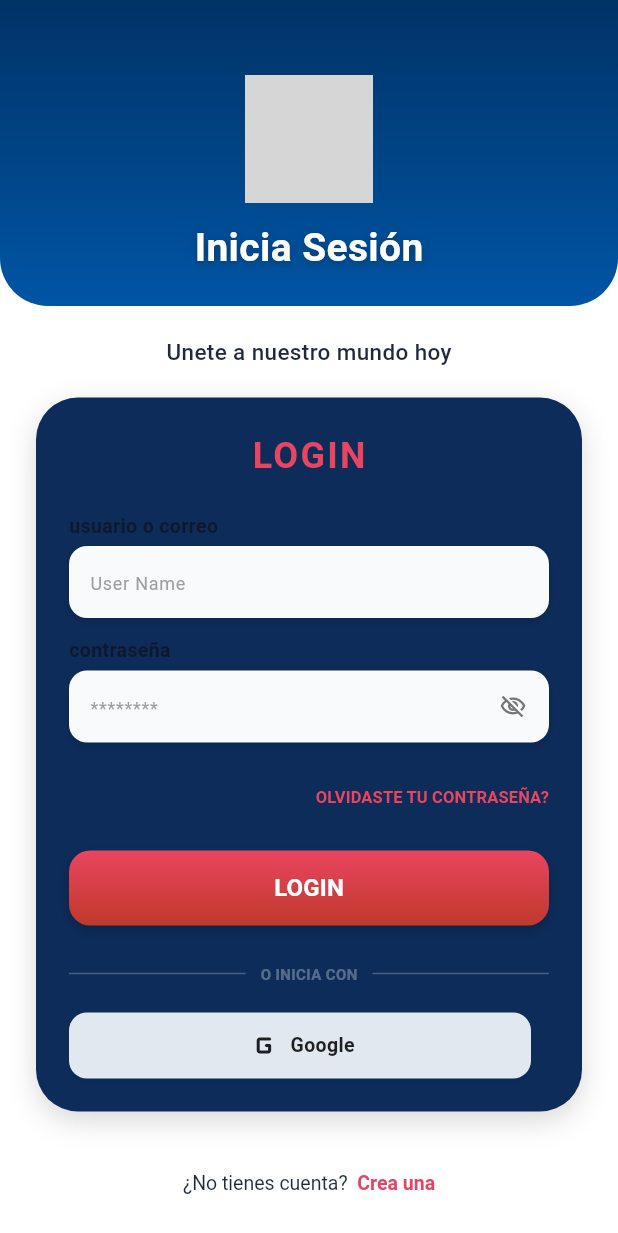
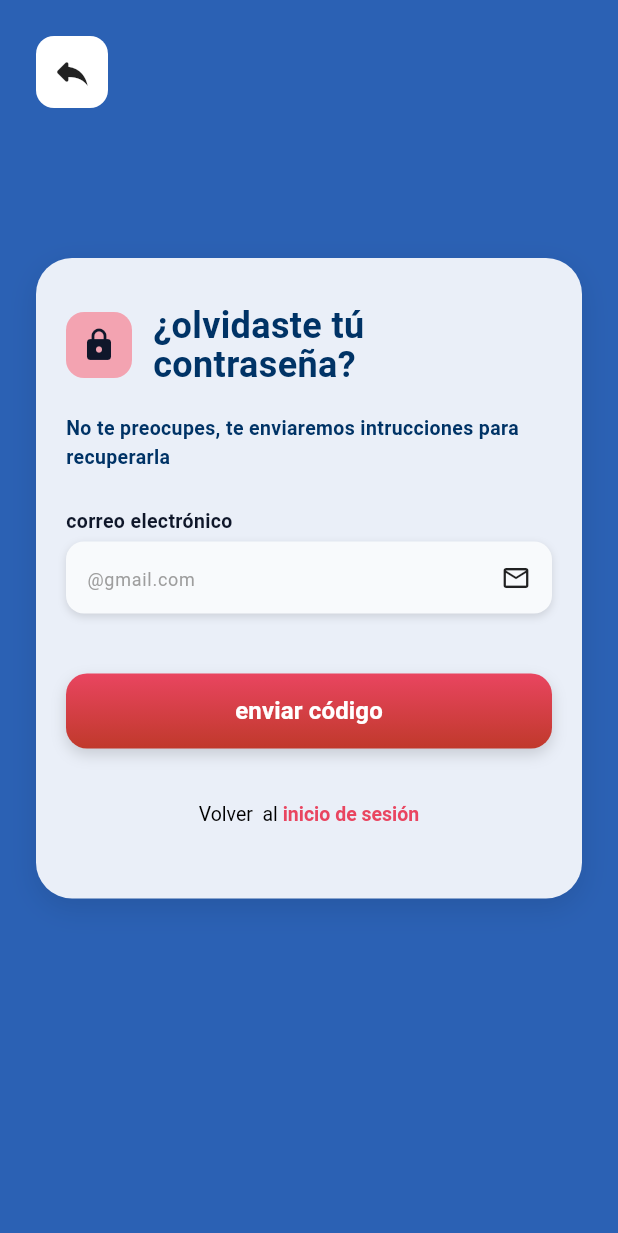
Before and after one commit to JAHACARI/ALCRIS, a Flutter app: the LoginScreen screen opened directly, after a tap on "OLVIDASTE TU CONTRASEÑA?", on a phone screen of 412 x 824 dp. Shown: the top 1233 px of the screen. Run offline on Flutter 3.47's test engine with Material 3 defaults, Android fonts, the light colour scheme and no system bars; grey boxes are pictures that could not be loaded.

Commit message:
pantallas de recuperacion

```diff
--- a/frontend/alcris/lib/screen/login.dart
+++ b/frontend/alcris/lib/screen/login.dart
@@ -1,3 +1,4 @@
+import 'package:alcris/screen/recuperarcontrase%C3%B1a.dart';
 import 'package:flutter/material.dart';
 import 'package:alcris/screen/servicio.dart';
 import 'package:alcris/screen/registro.dart';
@@ -21,19 +22,27 @@ class _LoginScreenState extends State<LoginScreen> {
   @override
   Widget build(BuildContext context) {
     final List<Map<String, dynamic>> camposLogin = [
-      {'label': 'usuario o correo', 'hint': 'User Name',
-      'labelcolor': Colors.white},
       {
-
+        'label': 'usuario o correo',
+        'hint': 'User Name',
+        'labelcolor': Colors.white,
+      },
+      {
         'label': 'contraseña',
         'hint': '********',
         'labelcolor': Colors.white,
         'obscure': _ocultarContrasena,
         'suffix': IconButton(
-          icon: Icon(_ocultarContrasena ? Icons.visibility_off_outlined : Icons.visibility_outlined, size: 18, color: Colors.grey.shade600),
-          onPressed: () => setState(() => _ocultarContrasena = !_ocultarContrasena),
+          icon: Icon(
+            _ocultarContrasena
+                ? Icons.visibility_off_outlined
+                : Icons.visibility_outlined,
+            size: 18,
+            color: Colors.grey.shade600,
+          ),
+          onPressed: () =>
+              setState(() => _ocultarContrasena = !_ocultarContrasena),
         ),
-
       },
     ];
 
@@ -47,31 +56,73 @@ class _LoginScreenState extends State<LoginScreen> {
               padding: const EdgeInsets.symmetric(horizontal: 24, vertical: 20),
               child: Column(
                 children: [
-                  const Text('Unete a nuestro mundo hoy', style: TextStyle(fontSize: 15, fontWeight: FontWeight.w500, color: Color(0xFF1E293B))),
+                  const Text(
+                    'Unete a nuestro mundo hoy',
+                    style: TextStyle(
+                      fontSize: 15,
+                      fontWeight: FontWeight.w500,
+                      color: Color(0xFF1E293B),
+                    ),
+                  ),
                   const SizedBox(height: 20),
 
                   LoginCard(
                     children: [
                       const Center(
-                        child: Text('LOGIN', style: TextStyle(color: Color(0xFFE94560), fontSize: 24, fontWeight: FontWeight.bold, letterSpacing: 1.5)),
+                        child: Text(
+                          'LOGIN',
+                          style: TextStyle(
+                            color: Color(0xFFE94560),
+                            fontSize: 24,
+                            fontWeight: FontWeight.bold,
+                            letterSpacing: 1.5,
+                          ),
+                        ),
                       ),
                       const SizedBox(height: 20),
                       ...camposLogin.map((c) => CampoTexto(config: c)),
                       TextButton(
-                        onPressed: () {},
+                        onPressed: () {
+                          Navigator.push(
+                            context,
+                            MaterialPageRoute(
+                              builder: (context) => const RecuperarScreen(),
+                            ),
+                          );
+                        },
                         style: TextButton.styleFrom(padding: EdgeInsets.zero),
-                        child: const Text('OLVIDASTE TU CONTRASEÑA?', style: TextStyle(color: Color(0xFFE94560), fontSize: 11, fontWeight: FontWeight.bold)),
+                        child: const Text(
+                          'OLVIDASTE TU CONTRASEÑA?',
+                          style: TextStyle(
+                            color: Color(0xFFE94560),
+                            fontSize: 11,
+                            fontWeight: FontWeight.bold,
+                          ),
+                        ),
                       ),
                       const SizedBox(height: 12),
                       LoginBoton(
-                        onPressed: () => Navigator.pushAndRemoveUntil(context, MaterialPageRoute(builder: (context) => const PantallaServicios()), (route) => false),
+                        onPressed: () => Navigator.pushAndRemoveUntil(
+                          context,
+                          MaterialPageRoute(
+                            builder: (context) => const PantallaServicios(),
+                          ),
+                          (route) => false,
+                        ),
                       ),
                       const SizedBox(height: 24),
                       const LoginSeparador(),
                       const SizedBox(height: 18),
                       Row(
                         children: [
-                          Expanded(child: BotonSocial(icon: Icons.g_mobiledata_rounded, label: 'Google', iconColor: Colors.black87, onTap: () {})),
+                          Expanded(
+                            child: BotonSocial(
+                              icon: Icons.g_mobiledata_rounded,
+                              label: 'Google',
+                              iconColor: Colors.black87,
+                              onTap: () {},
+                            ),
+                          ),
                           const SizedBox(width: 12),
                         ],
                       ),
@@ -79,14 +130,28 @@ class _LoginScreenState extends State<LoginScreen> {
                   ),
                   const SizedBox(height: 24),
                   TextButton(
-                    onPressed: () => Navigator.push(context, MaterialPageRoute(builder: (context) => const RegistroScreen())),
+                    onPressed: () => Navigator.push(
+                      context,
+                      MaterialPageRoute(
+                        builder: (context) => const RegistroScreen(),
+                      ),
+                    ),
                     child: RichText(
                       textAlign: TextAlign.center,
                       text: const TextSpan(
-                        style: TextStyle(fontSize: 13, color: Color(0xFF1E293B)),
+                        style: TextStyle(
+                          fontSize: 13,
+                          color: Color(0xFF1E293B),
+                        ),
                         children: [
                           TextSpan(text: '¿No tienes cuenta?  '),
-                          TextSpan(text: 'Crea una', style: TextStyle(color: Color(0xFFE94560), fontWeight: FontWeight.bold)),
+                          TextSpan(
+                            text: 'Crea una',
+                            style: TextStyle(
+                              color: Color(0xFFE94560),
+                              fontWeight: FontWeight.bold,
+                            ),
+                          ),
                         ],
                       ),
                     ),
--- /dev/null
+++ b/frontend/alcris/lib/screen/recuperarcontraseña.dart
@@ -0,0 +1,35 @@
+import 'package:alcris/widgets/recuperar%20contrase%C3%B1a/tarjetarecuperar.dart';
+import 'package:flutter/material.dart';
+import 'package:alcris/widgets/recuperar contraseña/tarjetarecuperar.dart';
+
+class RecuperarScreen extends StatelessWidget {
+  const RecuperarScreen({super.key});
+
+  @override
+  Widget build(BuildContext context) {
+    return Scaffold(
+      backgroundColor: const Color(0xFF2B61B4),
+      body: SafeArea(
+        child: SingleChildScrollView(
+          padding: const EdgeInsets.all(24),
+          child: Column(
+            crossAxisAlignment: CrossAxisAlignment.start,
+            children: [
+              IconButton(
+                onPressed: () => Navigator.pop(context),
+                icon: const Icon(Icons.reply_rounded, color: Colors.black87, size: 28),
+                style: IconButton.styleFrom(
+                  backgroundColor: Colors.white,
+                  padding: const EdgeInsets.all(10),
+                  shape: RoundedRectangleBorder(borderRadius: BorderRadius.circular(12)),
+                ),
+              ),
+              const SizedBox(height: 100),
+              const TarjetaRecuperar(),
+            ],
+          ),
+        ),
+      ),
+    );
+  }
+}
--- a/frontend/alcris/lib/widgets/login/logincard.dart
+++ b/frontend/alcris/lib/widgets/login/logincard.dart
@@ -9,7 +9,7 @@ class LoginCard extends StatelessWidget {
     return Container(
       padding: const EdgeInsets.all(22),
       decoration: BoxDecoration(
-        color: const Color(0xFF0D2C59),
+        color: const Color.fromARGB(255, 195, 205, 216),
         borderRadius: BorderRadius.circular(28),
         boxShadow: [
           BoxShadow(
--- a/frontend/alcris/lib/widgets/login/loginseparador.dart
+++ b/frontend/alcris/lib/widgets/login/loginseparador.dart
@@ -7,15 +7,15 @@ class LoginSeparador extends StatelessWidget {
   Widget build(BuildContext context) {
     return const Row(
       children: [
-        Expanded(child: Divider(color: Colors.white24, thickness: 1)),
+        Expanded(child: Divider(color: Colors.black, thickness: 1)),
         Padding(
           padding: EdgeInsets.symmetric(horizontal: 10),
           child: Text(
             'O INICIA CON',
-            style: TextStyle(color: Colors.white30, fontSize: 10, fontWeight: FontWeight.bold),
+            style: TextStyle(color: Colors.black, fontSize: 10, fontWeight: FontWeight.bold),
           ),
         ),
-        Expanded(child: Divider(color: Colors.white24, thickness: 1)),
+        Expanded(child: Divider(color: Colors.black, thickness: 1)),
       ],
     );
   }
--- /dev/null
+++ b/frontend/alcris/lib/widgets/recuperar contraseña/botondegradado.dart
@@ -0,0 +1,39 @@
+import 'package:flutter/material.dart';
+
+class BotonDegradado extends StatelessWidget {
+  final String texto;
+  final VoidCallback onPressed;
+
+  const BotonDegradado({super.key, required this.texto, required this.onPressed});
+
+  @override
+  Widget build(BuildContext context) {
+    return Container(
+      width: double.infinity,
+      height: 50,
+      decoration: BoxDecoration(
+        gradient: const LinearGradient(
+          colors: [Color(0xFFE94560), Color(0xFFC0392B)],
+          begin: Alignment.topCenter,
+          end: Alignment.bottomCenter,
+        ),
+        borderRadius: BorderRadius.circular(14),
+        boxShadow: [
+          BoxShadow(color: Colors.black.withOpacity(0.15), blurRadius: 8, offset: const Offset(0, 4)),
+        ],
+      ),
+      child: ElevatedButton(
+        onPressed: onPressed,
+        style: ElevatedButton.styleFrom(
+          backgroundColor: Colors.transparent,
+          shadowColor: Colors.transparent,
+          shape: RoundedRectangleBorder(borderRadius: BorderRadius.circular(14)),
+        ),
+        child: Text(
+          texto,
+          style: const TextStyle(fontSize: 16, fontWeight: FontWeight.bold, color: Colors.white),
+        ),
+      ),
+    );
+  }
+}
--- /dev/null
+++ b/frontend/alcris/lib/widgets/recuperar contraseña/tarjetarecuperar.dart
@@ -0,0 +1,71 @@
+import 'package:alcris/widgets/recuperar%20contrase%C3%B1a/botondegradado.dart';
+import 'package:flutter/material.dart';
+import 'package:alcris/widgets/camposdetexto.dart';
+import 'package:alcris/widgets/recuperar contraseña/botondegradado.dart';
+
+class TarjetaRecuperar extends StatelessWidget {
+  const TarjetaRecuperar({super.key});
+
+  @override
+  Widget build(BuildContext context) {
+    return Container(
+      padding: const EdgeInsets.symmetric(horizontal: 20, vertical: 32),
+      decoration: BoxDecoration(
+        color: const Color(0xFFEAEFF8),
+        borderRadius: BorderRadius.circular(24),
+        boxShadow: [
+          BoxShadow(color: Colors.black.withOpacity(0.1), blurRadius: 16, offset: const Offset(0, 6)),
+        ],
+      ),
+      child: Column(
+        children: [
+          Row(
+            children: [
+              Container(
+                padding: const EdgeInsets.all(10),
+                decoration: BoxDecoration(color: const Color(0xFFF3A3B1), borderRadius: BorderRadius.circular(12)),
+                child: const Icon(Icons.lock_rounded, color: Color(0xFF0F172A), size: 24),
+              ),
+              const SizedBox(width: 14),
+              const Expanded(
+                child: Text(
+                  '¿olvidaste tú\ncontraseña?',
+                  style: TextStyle(color: const Color(0xFF003366), fontSize: 24, fontWeight: FontWeight.bold, height: 1.1),
+                ),
+              ),
+            ],
+          ),
+          const SizedBox(height: 20),
+          const Text(
+            'No te preocupes, te enviaremos intrucciones para recuperarla',
+            style: TextStyle(color: const Color(0xFF003366), fontSize: 13, fontWeight: FontWeight.bold),
+          ),
+          const SizedBox(height: 24),
+          CampoTexto(config: {
+            'label': 'correo electrónico',
+            'hint': '@gmail.com',
+            'suffix': const Icon(Icons.email_outlined, color: Colors.black87, size: 20),
+          }),
+          const SizedBox(height: 28),
+          BotonDegradado(
+            texto: 'enviar código',
+            onPressed: () {},
+          ),
+          const SizedBox(height: 20),
+          TextButton(
+            onPressed: () => Navigator.pop(context),
+            child: RichText(
+              text: const TextSpan(
+                style: TextStyle(fontSize: 13, color: Colors.black),
+                children: [
+                  TextSpan(text: 'Volver  al '),
+                  TextSpan(text: 'inicio de sesión', style: TextStyle(color: Color(0xFFE94560), fontWeight: FontWeight.bold)),
+                ],
+              ),
+            ),
+          ),
+        ],
+      ),
+    );
+  }
+}
--- a/frontend/alcris/pubspec.yaml
+++ b/frontend/alcris/pubspec.yaml
@@ -17,3 +17,6 @@ dev_dependencies:
 
 flutter:
   uses-material-design: true
+
+  assets:
+    - assets/images/
```
Also changed, not shown: frontend/alcris/assets/images/logo.jpg (added).
